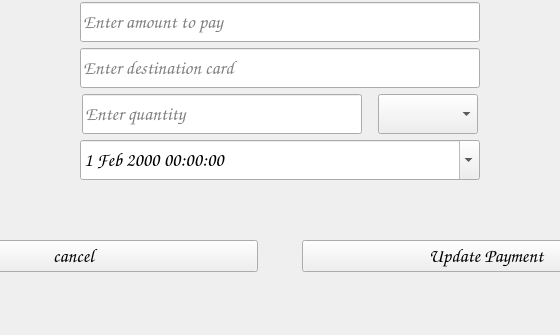
Qt form frontend/menus/UpdatePaymentMenu/updatepaymentmenu.ui (grytsiuko/QuadroBank) before a commit; both pictures show x 121 to 681 and y 265 to 600 of the 800 by 600 pixel window.
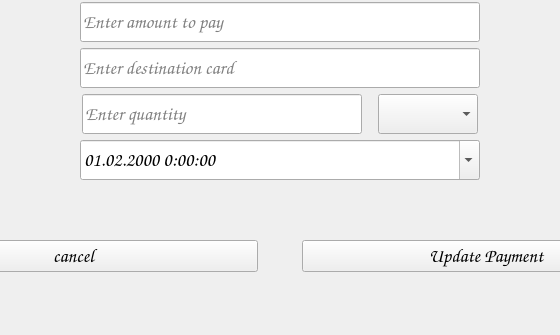
The same form after that commit.

What changed in the file:
```diff
--- a/frontend/menus/UpdatePaymentMenu/updatepaymentmenu.ui
+++ b/frontend/menus/UpdatePaymentMenu/updatepaymentmenu.ui
@@ -385,6 +385,9 @@
           <day>1</day>
          </date>
         </property>
+        <property name="displayFormat">
+         <string>dd.MM.yyyy H:mm:ss</string>
+        </property>
         <property name="calendarPopup">
          <bool>true</bool>
         </property>
```
